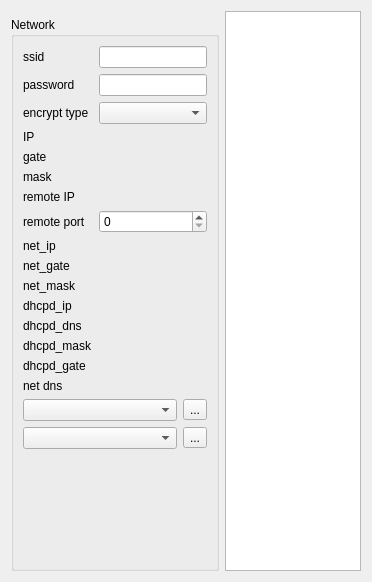
This is Qt/my_programm/WiFi/Test_HLK_RM04/src/hlk_rm04_widget/src/ui/hlk_rm04_widget.ui in RinatB2017/mega_GIT as Qt 5 draws it before an edit. The edited form follows.
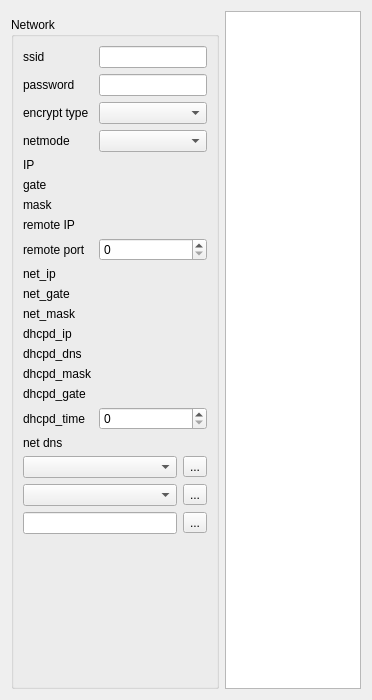
This is the edited form. Custom widgets are drawn as their Qt base class.

Patch:
```diff
--- a/Qt/my_programm/WiFi/Test_HLK_RM04/src/hlk_rm04_widget/src/ui/hlk_rm04_widget.ui
+++ b/Qt/my_programm/WiFi/Test_HLK_RM04/src/hlk_rm04_widget/src/ui/hlk_rm04_widget.ui
@@ -7,7 +7,7 @@
     <x>0</x>
     <y>0</y>
     <width>372</width>
-    <height>582</height>
+    <height>700</height>
    </rect>
   </property>
   <property name="windowTitle">
@@ -40,55 +40,54 @@
        <layout class="QVBoxLayout" name="verticalLayout_3">
         <item>
          <layout class="QGridLayout" name="gridLayout_4">
-          <item row="8" column="1">
-           <widget class="IPV4_wo_port" name="net_ip_widget" native="true"/>
+          <item row="2" column="0">
+           <widget class="QLabel" name="label_8">
+            <property name="text">
+             <string>encrypt type</string>
+            </property>
+           </widget>
+          </item>
+          <item row="1" column="1">
+           <widget class="QLineEdit" name="le_password"/>
+          </item>
+          <item row="15" column="1">
+           <widget class="IPV4_wo_port" name="dhcpd_gate_widget" native="true"/>
+          </item>
+          <item row="1" column="0">
+           <widget class="QLabel" name="label_2">
+            <property name="text">
+             <string>password</string>
+            </property>
+           </widget>
+          </item>
+          <item row="6" column="1">
+           <widget class="IPV4_wo_port" name="mask_widget" native="true"/>
           </item>
           <item row="9" column="1">
-           <widget class="IPV4_wo_port" name="net_gate_widget" native="true"/>
+           <widget class="IPV4_wo_port" name="net_ip_widget" native="true"/>
           </item>
-          <item row="16" column="1">
-           <widget class="IPV4_wo_port" name="net_dns_widget" native="true"/>
-          </item>
-          <item row="9" column="0">
-           <widget class="QLabel" name="label_14">
+          <item row="14" column="0">
+           <widget class="QLabel" name="label_15">
             <property name="text">
-             <string>net_gate</string>
+             <string>dhcpd_mask</string>
             </property>
            </widget>
           </item>
-          <item row="3" column="0">
-           <widget class="QLabel" name="label_3">
-            <property name="text">
-             <string>IP</string>
-            </property>
-           </widget>
+          <item row="3" column="1">
+           <widget class="QComboBox" name="cb_netmode"/>
           </item>
-          <item row="10" column="0">
+          <item row="5" column="1">
+           <widget class="IPV4_wo_port" name="gate_widget" native="true"/>
+          </item>
+          <item row="11" column="0">
            <widget class="QLabel" name="label_10">
             <property name="text">
              <string>net_mask</string>
             </property>
            </widget>
           </item>
-          <item row="13" column="1">
-           <widget class="IPV4_wo_port" name="dhcpd_mask_widget" native="true"/>
-          </item>
-          <item row="7" column="0">
-           <widget class="QLabel" name="label_7">
-            <property name="text">
-             <string>remote port</string>
-            </property>
-           </widget>
-          </item>
-          <item row="10" column="1">
-           <widget class="IPV4_wo_port" name="net_mask_widget" native="true"/>
-          </item>
-          <item row="14" column="0">
-           <widget class="QLabel" name="label_16">
-            <property name="text">
-             <string>dhcpd_gate</string>
-            </property>
-           </widget>
+          <item row="4" column="1">
+           <widget class="IPV4_wo_port" name="ip_widget" native="true"/>
           </item>
           <item row="0" column="0">
            <widget class="QLabel" name="label">
@@ -97,72 +96,111 @@
             </property>
            </widget>
           </item>
-          <item row="16" column="0">
+          <item row="7" column="1">
+           <widget class="IPV4_wo_port" name="remote_ip_widget" native="true"/>
+          </item>
+          <item row="18" column="0">
            <widget class="QLabel" name="label_13">
             <property name="text">
              <string>net dns</string>
             </property>
            </widget>
           </item>
-          <item row="12" column="1">
-           <widget class="IPV4_wo_port" name="dhcpd_dns_widget" native="true"/>
+          <item row="0" column="1">
+           <widget class="QLineEdit" name="le_ssid"/>
           </item>
-          <item row="1" column="1">
-           <widget class="QLineEdit" name="le_password"/>
-          </item>
-          <item row="11" column="0">
-           <widget class="QLabel" name="label_11">
-            <property name="text">
-             <string>dhcpd_ip</string>
-            </property>
-           </widget>
-          </item>
-          <item row="13" column="0">
-           <widget class="QLabel" name="label_15">
-            <property name="text">
-             <string>dhcpd_mask</string>
-            </property>
-           </widget>
-          </item>
-          <item row="5" column="0">
+          <item row="6" column="0">
            <widget class="QLabel" name="label_5">
             <property name="text">
              <string>mask</string>
             </property>
            </widget>
           </item>
-          <item row="6" column="0">
-           <widget class="QLabel" name="label_6">
+          <item row="3" column="0">
+           <widget class="QLabel" name="label_17">
             <property name="text">
-             <string>remote IP</string>
+             <string>netmode</string>
+            </property>
+           </widget>
+          </item>
+          <item row="13" column="1">
+           <widget class="IPV4_wo_port" name="dhcpd_dns_widget" native="true"/>
+          </item>
+          <item row="14" column="1">
+           <widget class="IPV4_wo_port" name="dhcpd_mask_widget" native="true"/>
+          </item>
+          <item row="15" column="0">
+           <widget class="QLabel" name="label_16">
+            <property name="text">
+             <string>dhcpd_gate</string>
             </property>
            </widget>
           </item>
           <item row="4" column="0">
+           <widget class="QLabel" name="label_3">
+            <property name="text">
+             <string>IP</string>
+            </property>
+           </widget>
+          </item>
+          <item row="11" column="1">
+           <widget class="IPV4_wo_port" name="net_mask_widget" native="true"/>
+          </item>
+          <item row="8" column="1">
+           <widget class="QSpinBox" name="sb_remote_post"/>
+          </item>
+          <item row="13" column="0">
+           <widget class="QLabel" name="label_12">
+            <property name="text">
+             <string>dhcpd_dns</string>
+            </property>
+           </widget>
+          </item>
+          <item row="12" column="1">
+           <widget class="IPV4_wo_port" name="dhcpd_ip_widget" native="true"/>
+          </item>
+          <item row="9" column="0">
+           <widget class="QLabel" name="label_9">
+            <property name="text">
+             <string>net_ip</string>
+            </property>
+           </widget>
+          </item>
+          <item row="2" column="1">
+           <widget class="QComboBox" name="cb_encrypt_type"/>
+          </item>
+          <item row="8" column="0">
+           <widget class="QLabel" name="label_7">
+            <property name="text">
+             <string>remote port</string>
+            </property>
+           </widget>
+          </item>
+          <item row="18" column="1">
+           <widget class="IPV4_wo_port" name="net_dns_widget" native="true"/>
+          </item>
+          <item row="5" column="0">
            <widget class="QLabel" name="label_4">
             <property name="text">
              <string>gate</string>
             </property>
            </widget>
           </item>
-          <item row="14" column="1">
-           <widget class="IPV4_wo_port" name="dhcpd_gate_widget" native="true"/>
+          <item row="12" column="0">
+           <widget class="QLabel" name="label_11">
+            <property name="text">
+             <string>dhcpd_ip</string>
+            </property>
+           </widget>
           </item>
-          <item row="17" column="0" colspan="2">
+          <item row="19" column="0" colspan="2">
            <layout class="QGridLayout" name="gridLayout_2">
-            <item row="2" column="1">
-             <widget class="QToolButton" name="btn_serial_to">
-              <property name="text">
-               <string>...</string>
-              </property>
-             </widget>
-            </item>
-            <item row="2" column="0">
-             <widget class="QComboBox" name="cb_serial_to"/>
-            </item>
             <item row="1" column="0">
              <widget class="QComboBox" name="cb_function"/>
             </item>
+            <item row="2" column="0">
+             <widget class="QComboBox" name="cb_serial_to"/>
+            </item>
             <item row="1" column="1">
              <widget class="QToolButton" name="btn_function">
               <property name="text">
@@ -170,59 +208,51 @@
               </property>
              </widget>
             </item>
+            <item row="2" column="1">
+             <widget class="QToolButton" name="btn_serial_to">
+              <property name="text">
+               <string>...</string>
+              </property>
+             </widget>
+            </item>
+            <item row="3" column="0">
+             <widget class="QLineEdit" name="le_send"/>
+            </item>
+            <item row="3" column="1">
+             <widget class="QToolButton" name="btn_send">
+              <property name="text">
+               <string>...</string>
+              </property>
+             </widget>
+            </item>
            </layout>
           </item>
-          <item row="11" column="1">
-           <widget class="IPV4_wo_port" name="dhcpd_ip_widget" native="true"/>
-          </item>
-          <item row="5" column="1">
-           <widget class="IPV4_wo_port" name="mask_widget" native="true"/>
-          </item>
-          <item row="1" column="0">
-           <widget class="QLabel" name="label_2">
+          <item row="7" column="0">
+           <widget class="QLabel" name="label_6">
             <property name="text">
-             <string>password</string>
+             <string>remote IP</string>
             </property>
            </widget>
           </item>
-          <item row="12" column="0">
-           <widget class="QLabel" name="label_12">
+          <item row="10" column="0">
+           <widget class="QLabel" name="label_14">
             <property name="text">
-             <string>dhcpd_dns</string>
+             <string>net_gate</string>
             </property>
            </widget>
           </item>
-          <item row="6" column="1">
-           <widget class="IPV4_wo_port" name="remote_ip_widget" native="true"/>
+          <item row="10" column="1">
+           <widget class="IPV4_wo_port" name="net_gate_widget" native="true"/>
           </item>
-          <item row="3" column="1">
-           <widget class="IPV4_wo_port" name="ip_widget" native="true"/>
-          </item>
-          <item row="0" column="1">
-           <widget class="QLineEdit" name="le_ssid"/>
-          </item>
-          <item row="7" column="1">
-           <widget class="QSpinBox" name="sb_remote_post"/>
-          </item>
-          <item row="8" column="0">
-           <widget class="QLabel" name="label_9">
+          <item row="16" column="0">
+           <widget class="QLabel" name="label_18">
             <property name="text">
-             <string>net_ip</string>
+             <string>dhcpd_time</string>
             </property>
            </widget>
           </item>
-          <item row="4" column="1">
-           <widget class="IPV4_wo_port" name="gate_widget" native="true"/>
-          </item>
-          <item row="2" column="0">
-           <widget class="QLabel" name="label_8">
-            <property name="text">
-             <string>encrypt type</string>
-            </property>
-           </widget>
-          </item>
-          <item row="2" column="1">
-           <widget class="QComboBox" name="cb_encrypt_type"/>
+          <item row="16" column="1">
+           <widget class="QSpinBox" name="sb_dhcpd_time_widget"/>
           </item>
          </layout>
         </item>
```
